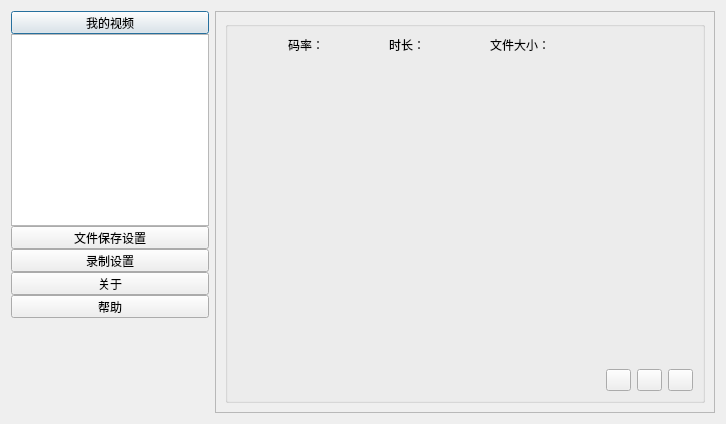
sunwenjieIT/wenjie-obs-personal, file obs/forms/YDBSettings.ui: the form before one commit.
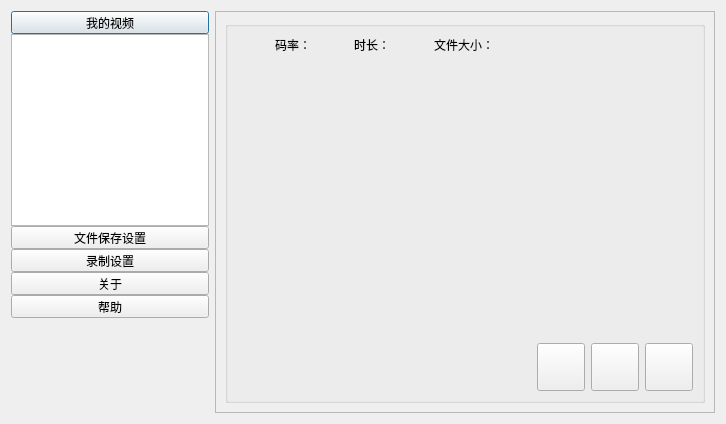
The form after the commit. Icons and pictures are not drawn.

Diff of the .ui file:
```diff
--- a/obs/forms/YDBSettings.ui
+++ b/obs/forms/YDBSettings.ui
@@ -167,12 +167,21 @@
            </item>
            <item row="2" column="8">
             <widget class="QPushButton" name="renameButton">
+             <property name="minimumSize">
+              <size>
+               <width>48</width>
+               <height>48</height>
+              </size>
+             </property>
              <property name="maximumSize">
               <size>
-               <width>25</width>
-               <height>25</height>
+               <width>48</width>
+               <height>48</height>
               </size>
              </property>
+             <property name="styleSheet">
+              <string notr="true">border-image: url(:/res/images/YDB_rename.png);</string>
+             </property>
              <property name="text">
               <string/>
              </property>
@@ -180,12 +189,21 @@
            </item>
            <item row="2" column="7">
             <widget class="QPushButton" name="deleteButton">
+             <property name="minimumSize">
+              <size>
+               <width>48</width>
+               <height>48</height>
+              </size>
+             </property>
              <property name="maximumSize">
               <size>
-               <width>25</width>
-               <height>25</height>
+               <width>48</width>
+               <height>48</height>
               </size>
              </property>
+             <property name="styleSheet">
+              <string notr="true">border-image: url(:/res/images/YDB_delete.png);</string>
+             </property>
              <property name="text">
               <string/>
              </property>
@@ -193,12 +211,21 @@
            </item>
            <item row="2" column="9">
             <widget class="QPushButton" name="uploadButton">
+             <property name="minimumSize">
+              <size>
+               <width>48</width>
+               <height>48</height>
+              </size>
+             </property>
              <property name="maximumSize">
               <size>
-               <width>25</width>
-               <height>25</height>
+               <width>48</width>
+               <height>48</height>
               </size>
              </property>
+             <property name="styleSheet">
+              <string notr="true">border-image: url(:/res/images/YDB_upload.png);</string>
+             </property>
              <property name="text">
               <string/>
              </property>
```
Left out of the diff: 1 changed line with no effect on the pictures.
